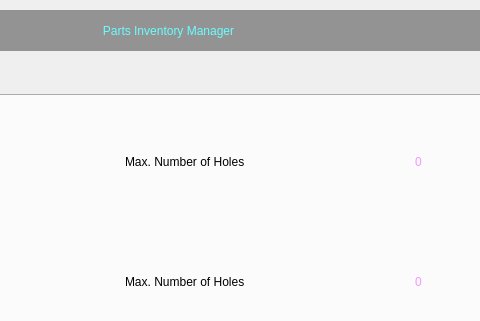
Above: main.ui from raresrusu38/parts_inventory_manager before the change; both pictures show x 467 to 947 and y 0 to 321 of the 1265 by 695 pixel window. Below: the same form after it.
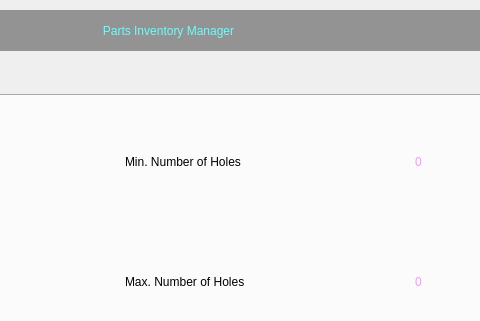
That is the form after the change. The open tabs and pages were chosen to show the change. Icons and pictures are not drawn.

Commit message: inventory statistics labels displaying results

The edit to the form file:
```diff
--- a/main.ui
+++ b/main.ui
@@ -188,7 +188,7 @@
        </rect>
       </property>
       <property name="text">
-       <string>Max. Number of Holes</string>
+       <string>Min. Number of Holes</string>
       </property>
      </widget>
      <widget class="QLabel" name="lbl_ref_nbr">
```
Left out of the diff: 4 changed lines with no effect on the pictures. The commit also changes 2 other files.
